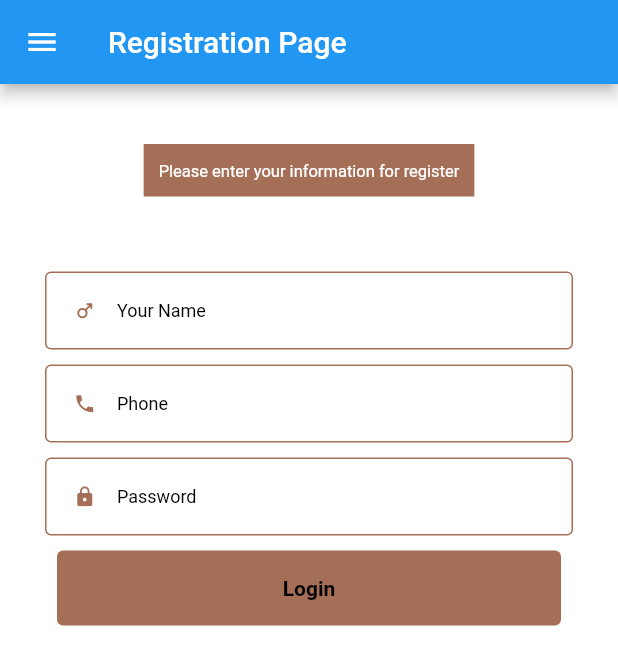
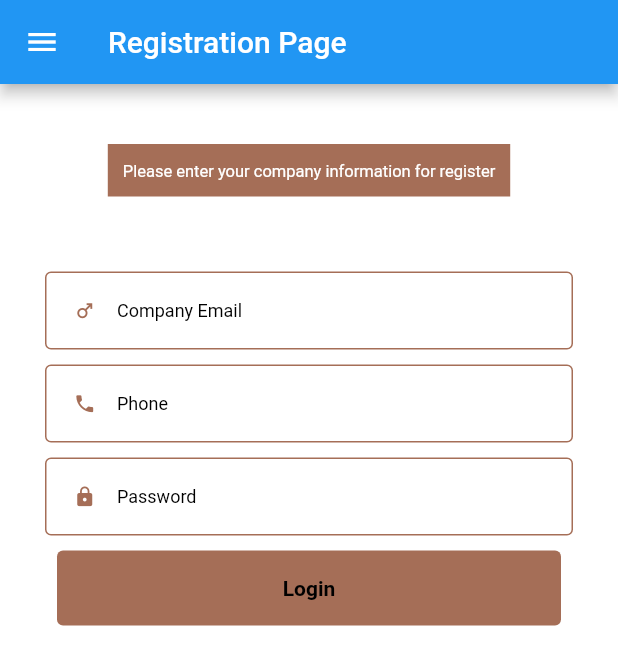
Before and after one commit to shafiqruet/chakri_ase_company, a Flutter app: the RegisterPage screen opened by its route, on a phone screen of 412 x 824 dp. Shown: the top 665 px of the screen. Run offline on Flutter 3.47's test engine with Material 2 defaults, Android fonts, the phone set to English and light mode, and no system bars; our stand-ins replace dio, file_picker, flutter_html, shared_preferences, video_player_web; missing offline and left inert: flutter_keyboard_visibility_web, html_editor_enhanced, shared_preferences_web, wakelock_web; accounts and stored records are empty; network calls fail.

Commit message:
add git and language

```diff
--- a/lib/pages/loginPage.dart
+++ b/lib/pages/loginPage.dart
@@ -20,19 +20,19 @@ class _LoginPage extends State<LoginPage> {
   final formGlobalKey = GlobalKey<FormState>();
 
   late SharedPreferences _userInfo;
-  late String errormsg, tokenValue, phone, password;
+  late String errormsg, tokenValue, email, password;
   late bool error, showprogress, isUserLoginIn, responseTypeStatus = false;
 
   late SharedPreferences logindata;
 
-  var _phone = TextEditingController();
+  var _email = TextEditingController();
   var _password = TextEditingController();
 
   // ignore: missing_return
   Future<void> startLogin() async {
     String apiurl = apiBaseUrl + "login.php"; //api url
 
-    var response = await http.post(Uri.parse(apiurl), body: {'phone': phone, 'password': password, 'token_value': tokenValue});
+    var response = await http.post(Uri.parse(apiurl), body: {'email': _email, 'password': password, 'token_value': tokenValue});
 
     if (response.statusCode == 200) {
       var jsondata = json.decode(response.body);
@@ -84,7 +84,7 @@ class _LoginPage extends State<LoginPage> {
 
   @override
   void initState() {
-    phone = "";
+    email = "";
     password = "";
     errormsg = "";
     error = false;
@@ -167,15 +167,15 @@ class _LoginPage extends State<LoginPage> {
             padding: EdgeInsets.fromLTRB(10, 0, 10, 0),
             margin: EdgeInsets.only(top: 10),
             child: TextField(
-              controller: _phone, //set phone controller
+              controller: _email, //set phone controller
               style: TextStyle(color: Color(0xFF000000), fontSize: 10),
               decoration: myInputDecoration(
-                label: "Phone",
+                label: "Email",
                 icon: Icons.person,
               ),
               onChanged: (value) {
                 //set phone  text on change
-                phone = value;
+                email = value;
               },
             ),
           ),
--- a/lib/pages/registerPage.dart
+++ b/lib/pages/registerPage.dart
@@ -17,24 +17,24 @@ class RegisterPage extends StatefulWidget {
 }
 
 class _RegisterPage extends State<RegisterPage> {
-  late String errormsg, tokenValue, name, phone, password;
+  late String errormsg, tokenValue, email, phone, password;
   late bool error, showprogress, isUserLoginIn, responseTypeStatus = false;
 
   late SharedPreferences logindata;
 
   var _phone = TextEditingController();
   var _password = TextEditingController();
-  var _name = TextEditingController();
+  var _email = TextEditingController();
 
   // ignore: missing_return
   Future<void> startLogin() async {
-    String apiurl = apiBaseUrl + "member.php"; //api url
+    String apiurl = apiBaseUrl + "company.php"; //api url
     //dont use http://localhost , because emulator don't get that address
     //insted use your local IP address or use live URL
     //hit "ipconfig" in windows or "ip a" in linux to get you local IP
     //print(phone);
 
-    var response = await http.post(Uri.parse(apiurl), body: {'phone': phone, 'password': password, 'name': name, 'action': 'register_profile'});
+    var response = await http.post(Uri.parse(apiurl), body: {'phone': phone, 'password': password, 'email': email, 'action': 'register_profile'});
 
     if (response.statusCode == 200) {
       var jsondata = json.decode(response.body);
@@ -69,7 +69,7 @@ class _RegisterPage extends State<RegisterPage> {
     errormsg = "";
     error = false;
     showprogress = false;
-    name = "";
+    email = "";
     responseTypeStatus = false;
     super.initState();
 
@@ -137,7 +137,7 @@ class _RegisterPage extends State<RegisterPage> {
             margin: EdgeInsets.only(top: 20),
             padding: EdgeInsets.all(10),
             child: Text(
-              "Please enter your information for register",
+              "Please enter your company information for register",
               style: TextStyle(
                 color: Colors.white,
                 fontSize: 11,
@@ -157,15 +157,15 @@ class _RegisterPage extends State<RegisterPage> {
             padding: EdgeInsets.fromLTRB(10, 0, 10, 0),
             margin: EdgeInsets.only(top: 10),
             child: TextField(
-              controller: _name, //set phone controller
+              controller: _email, //set phone controller
               style: TextStyle(color: Color(0xFF000000), fontSize: 10),
               decoration: myInputDecoration(
-                label: "Your Name",
+                label: "Company Email",
                 icon: Icons.male,
               ),
               onChanged: (value) {
                 //set phone  text on change
-                name = value;
+                email = value;
               },
             ),
           ),
```
Also changed, not shown: 7 other files.
